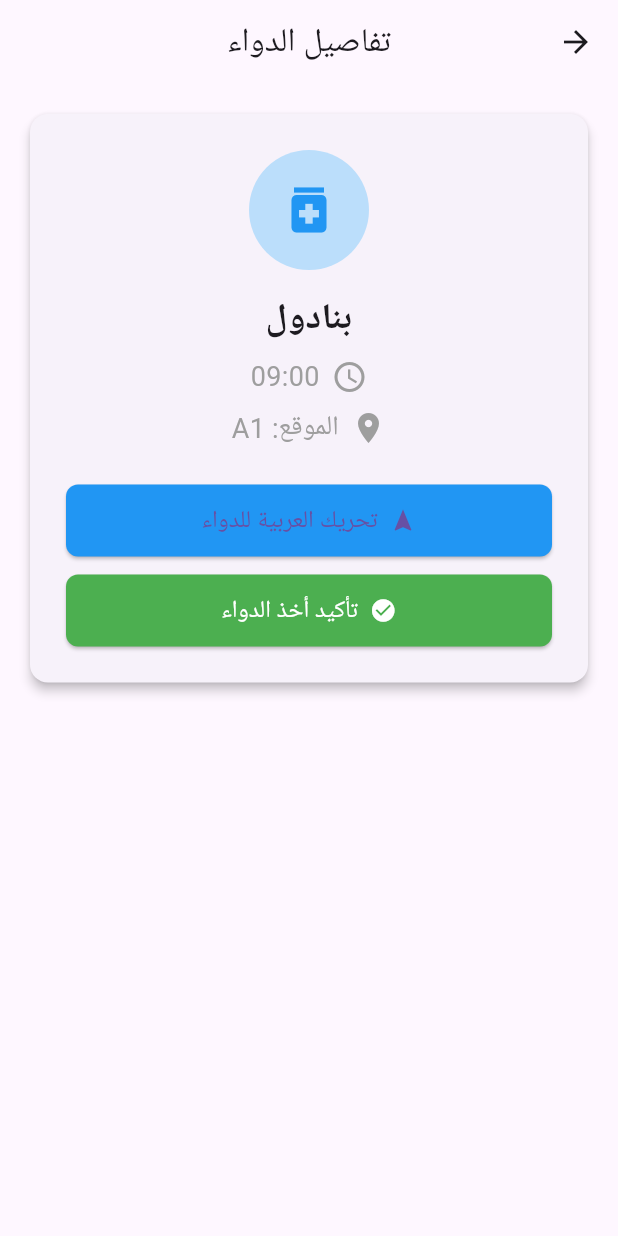
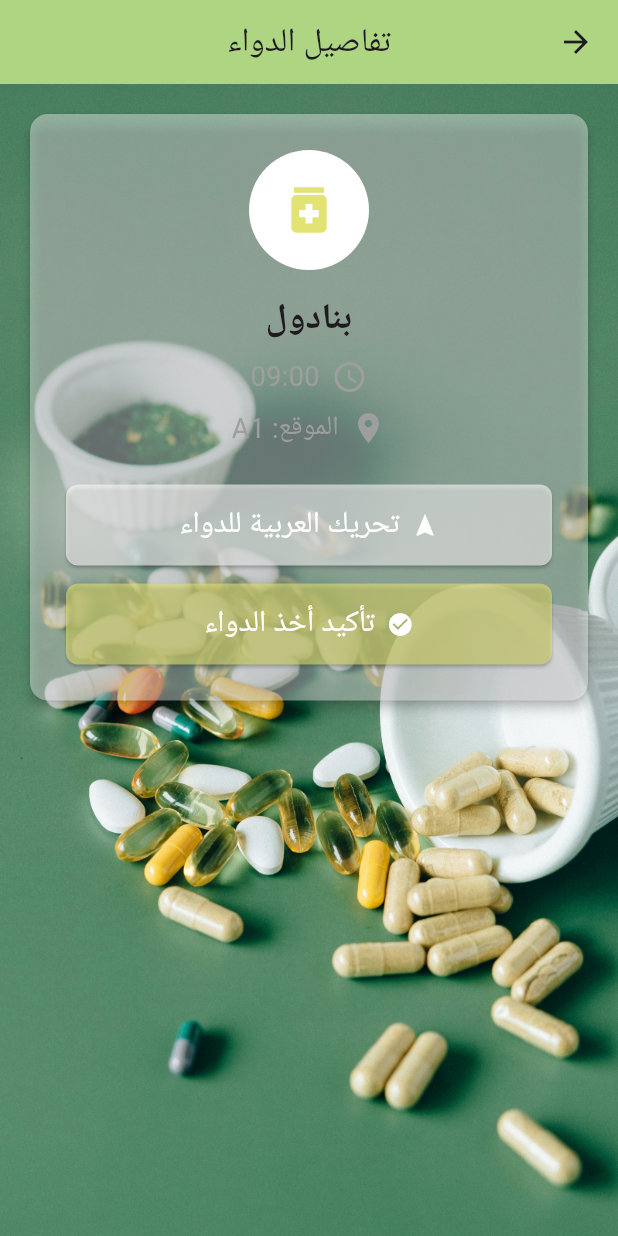
Before and after one commit to DoaaSamirTest/graduationProject, a Flutter app: the screen it shows after launch, after a tap on "بنادول", on a phone screen of 412 x 824 dp. Run offline on Flutter 3.47's test engine with Material 3 defaults, Android fonts, the phone set to English and light mode, and no system bars; our stand-ins replace flutter_bluetooth_serial, fluttertoast, permission_handler, sqflite; accounts and stored records are empty; Roboto replaces fonts that are missing (Cairo).

Commit message:
تعديل شكل صفحة إضافة دواء وإضافة خلفية

```diff
--- a/lib/main.dart
+++ b/lib/main.dart
@@ -36,4 +36,5 @@ class MedicineApp extends StatelessWidget {
       },
     );
   }
+
 }
--- a/lib/screens/add_medicine_screen.dart
+++ b/lib/screens/add_medicine_screen.dart
@@ -21,10 +21,18 @@ class AddMedicineScreenState extends State<AddMedicineScreen> {
       textDirection: TextDirection.rtl,
       child: Scaffold(
         appBar: AppBar(
+          backgroundColor: const Color(0xFFAED581),
           title: Text('إضافة دواء جديد'),
           centerTitle: true,
         ),
-        body: Padding(
+        body: Container(
+          decoration: const BoxDecoration(
+            image: DecorationImage(
+              image: AssetImage('lib/images/pexels-n-voitkevich-7615573.jpg'),
+              fit: BoxFit.cover,
+            ),
+          ),
+          child: Padding(
             padding: const EdgeInsets.all(16.0),
             child: Form(
               key: _formKey,
@@ -36,6 +44,8 @@ class AddMedicineScreenState extends State<AddMedicineScreen> {
                     decoration: InputDecoration(
                       labelText: 'اسم الدواء',
                       border: OutlineInputBorder(),
+                      filled: true,
+                      fillColor:Colors.white.withOpacity(0.4), // خلفية بيضاء شفافة للحقل
                     ),
                     validator: (value) {
                       if (value == null || value.isEmpty) {
@@ -50,6 +60,8 @@ class AddMedicineScreenState extends State<AddMedicineScreen> {
                     decoration: InputDecoration(
                       labelText: 'موقع الدواء (مثال: A1, B2)',
                       border: OutlineInputBorder(),
+                      filled: true,
+                      fillColor: Colors.white.withOpacity(0.4),
                     ),
                     validator: (value) {
                       if (value == null || value.isEmpty) {
@@ -65,6 +77,8 @@ class AddMedicineScreenState extends State<AddMedicineScreen> {
                       decoration: InputDecoration(
                         labelText: 'وقت تناول الدواء',
                         border: OutlineInputBorder(),
+                        filled: true,
+                        fillColor: Colors.white.withOpacity(0.4),
                       ),
                       child: Row(
                         mainAxisAlignment: MainAxisAlignment.spaceBetween,
@@ -82,17 +96,18 @@ class AddMedicineScreenState extends State<AddMedicineScreen> {
                   ElevatedButton(
                     onPressed: _saveMedicine,
                     style: ElevatedButton.styleFrom(
-                    backgroundColor: Colors.blue,
+                      backgroundColor: Colors.white.withOpacity(0.4),
                       shape: RoundedRectangleBorder(
                         borderRadius: BorderRadius.circular(8),
                       ),
                     ),
                     child: Padding(
                       padding: const EdgeInsets.all(16.0),
-                    child: Text('حفظ الدواء', style: TextStyle(fontSize: 18)),
+                      child: Text('حفظ الدواء', style: TextStyle(fontSize: 18,color: Colors.white)),
                     ),
                   ),
                 ],
+              ),
             ),
           ),
         ),
--- a/lib/screens/home_screen.dart
+++ b/lib/screens/home_screen.dart
@@ -35,10 +35,24 @@ class HomeScreenState extends State<HomeScreen> {
       textDirection: TextDirection.rtl,
       child: Scaffold(
         appBar: AppBar(
+          backgroundColor: const Color.fromARGB(255, 3, 103, 65),
           title: Text('جدول الأدوية'),
           centerTitle: true,
+          elevation:0,
         ),
-        body: _isLoading
+        body: Stack(
+          fit: StackFit.expand,
+          children: [
+            // الخلفية
+            Positioned.fill(
+              child: Image.asset(
+                'lib/images/pexels-n-voitkevich-7615574.jpg',
+                fit: BoxFit.cover,
+              ),
+            ),
+
+            // المحتوى
+            _isLoading
                 ? Center(child: CircularProgressIndicator())
                 : SingleChildScrollView(
                     padding: EdgeInsets.all(16.0),
@@ -46,6 +60,7 @@ class HomeScreenState extends State<HomeScreen> {
                       crossAxisAlignment: CrossAxisAlignment.stretch,
                       children: [
                         Card(
+                          color: Colors.white.withOpacity(0.6),
                           elevation: 2,
                           child: Padding(
                             padding: const EdgeInsets.all(16.0),
@@ -58,7 +73,7 @@ class HomeScreenState extends State<HomeScreen> {
                         ),
                         SizedBox(height: 16),
                         ..._medicines.map((medicine) => _buildMedicineCard(medicine)),
-                    SizedBox(height: 16),
+                        SizedBox(height: 24),
                         ElevatedButton(
                           onPressed: () async {
                             await Navigator.push(
@@ -68,7 +83,10 @@ class HomeScreenState extends State<HomeScreen> {
                             _loadMedicines();
                           },
                           style: ElevatedButton.styleFrom(
-                        backgroundColor: Colors.blue,
+                            backgroundColor: const Color.fromARGB(255, 3, 103, 65).withOpacity(0.6),
+
+
+
                             shape: RoundedRectangleBorder(
                               borderRadius: BorderRadius.circular(8),
                             ),
@@ -76,11 +94,14 @@ class HomeScreenState extends State<HomeScreen> {
                           child: Padding(
                             padding: const EdgeInsets.all(12.0),
                             child: Text('إضافة دواء جديد',
-                            style: TextStyle(fontSize: 16)),
+                                style: TextStyle(fontSize: 16,
+                                color: Colors.white)),
                           ),
                         ),
                       ],
                     ),
+                  ),
+          ],
         ),
       ),
     );
@@ -88,7 +109,8 @@ class HomeScreenState extends State<HomeScreen> {
 
   Widget _buildMedicineCard(Medicine medicine) {
     return Card(
-      margin: EdgeInsets.only(bottom: 12),
+      color: Colors.white.withOpacity(0.6),
+      margin: EdgeInsets.only(bottom: 24),
       child: InkWell(
         onTap: () async {
           await Navigator.push(
@@ -97,15 +119,15 @@ class HomeScreenState extends State<HomeScreen> {
               builder: (context) => MedicineDetailsScreen(medicine: medicine),
             ),
           );
-          _loadMedicines(); // لتحديث القائمة بعد العودة
+          _loadMedicines();
         },
         child: Padding(
           padding: EdgeInsets.all(16),
           child: Row(
             children: [
               CircleAvatar(
-                backgroundColor: Colors.blue.shade100,
-                child: Icon(Icons.medication, color: Colors.blue),
+                backgroundColor: const Color.fromARGB(255, 45, 191, 125),
+                child: Icon(Icons.medication, color: Colors.white),
               ),
               SizedBox(width: 16),
               Expanded(
@@ -132,11 +154,11 @@ class HomeScreenState extends State<HomeScreen> {
               ),
               CircleAvatar(
                 radius: 14,
-                backgroundColor: medicine.taken ? Colors.green.shade100 : Colors.blue.shade100,
+                backgroundColor: medicine.taken ? Colors.green.shade100 : const Color.fromARGB(255, 45, 191, 125),
                 child: Icon(
                   medicine.taken ? Icons.check : Icons.notifications,
                   size: 16,
-                  color: medicine.taken ? Colors.green : Colors.blue,
+                  color: medicine.taken ? Colors.green : Colors.white,
                 ),
               ),
             ],
--- a/lib/screens/medicine_details_screen.dart
+++ b/lib/screens/medicine_details_screen.dart
@@ -27,14 +27,28 @@ class MedicineDetailsScreenState extends State<MedicineDetailsScreen> {
     return Directionality(
       textDirection: TextDirection.rtl,
       child: Scaffold(
-        appBar: AppBar(title: Text('تفاصيل الدواء'), centerTitle: true),
-        body: Padding(
+        appBar: AppBar(title: Text('تفاصيل الدواء'),
+        backgroundColor: const Color(0xFFAED581),
+         centerTitle: true),
+        body: Stack(
+          children: [
+            // ✅ الخلفية
+            Positioned.fill(
+              child: Image.asset(
+                'lib/images/pexels-n-voitkevich-7615573.jpg', // ← غيّري المسار حسب اسم الصورة
+                fit: BoxFit.cover,
+              ),
+            ),
+
+            // ✅ المحتوى فوق الخلفية
+            Padding(
               padding: const EdgeInsets.all(16.0),
               child: Column(
                 crossAxisAlignment: CrossAxisAlignment.stretch,
                 children: [
                   Card(
                     elevation: 3,
+                    color: Colors.white.withOpacity(0.4), // ← خلفية شفافة للكرت
                     shape: RoundedRectangleBorder(
                       borderRadius: BorderRadius.circular(12),
                     ),
@@ -44,11 +58,11 @@ class MedicineDetailsScreenState extends State<MedicineDetailsScreen> {
                         children: [
                           CircleAvatar(
                             radius: 40,
-                        backgroundColor: Colors.blue.shade100,
+                            backgroundColor:Colors.white,
                             child: Icon(
                               Icons.medication,
                               size: 40,
-                          color: Colors.blue,
+                              color: Color.fromARGB(255, 227, 227, 116),
                             ),
                           ),
                           SizedBox(height: 16),
@@ -89,14 +103,13 @@ class MedicineDetailsScreenState extends State<MedicineDetailsScreen> {
                               Navigator.push(
                                 context,
                                 MaterialPageRoute(
-                              builder:
-                                  (context) =>
-                                      ControlScreen(medicine: _medicine),
+                                  builder: (context) => ControlScreen(medicine: _medicine),
                                 ),
                               );
                             },
                             style: ElevatedButton.styleFrom(
-                          backgroundColor: Colors.blue,
+                              backgroundColor: Colors.white.withOpacity(0.6),
+                              foregroundColor: Colors.white,
                               shape: RoundedRectangleBorder(
                                 borderRadius: BorderRadius.circular(8),
                               ),
@@ -110,7 +123,7 @@ class MedicineDetailsScreenState extends State<MedicineDetailsScreen> {
                                   SizedBox(width: 8),
                                   Text(
                                     'تحريك العربية للدواء',
-                                style: TextStyle(fontSize: 16),
+                                    style: TextStyle(fontSize: 20),
                                   ),
                                 ],
                               ),
@@ -120,12 +133,13 @@ class MedicineDetailsScreenState extends State<MedicineDetailsScreen> {
                           ElevatedButton(
                             onPressed: _medicine.taken ? null : _markAsTaken,
                             style: ElevatedButton.styleFrom(
-                          backgroundColor: Colors.green,
+                              backgroundColor: _medicine.taken
+                                  ? Colors.grey.shade300
+                                  : const Color.fromARGB(255, 227, 227, 116).withOpacity(0.6),
                               foregroundColor: Colors.white,
                               shape: RoundedRectangleBorder(
                                 borderRadius: BorderRadius.circular(8),
                               ),
-                          disabledBackgroundColor: Colors.grey.shade300,
                             ),
                             child: Padding(
                               padding: const EdgeInsets.all(12.0),
@@ -133,16 +147,14 @@ class MedicineDetailsScreenState extends State<MedicineDetailsScreen> {
                                 mainAxisAlignment: MainAxisAlignment.center,
                                 children: [
                                   Icon(
-                                _medicine.taken
-                                    ? Icons.check
-                                    : Icons.check_circle,
+                                    _medicine.taken ? Icons.check : Icons.check_circle,
                                   ),
                                   SizedBox(width: 8),
                                   Text(
                                     _medicine.taken
                                         ? 'تم أخذ الدواء'
                                         : 'تأكيد أخذ الدواء',
-                                style: TextStyle(fontSize: 16),
+                                    style: TextStyle(fontSize: 20),
                                   ),
                                 ],
                               ),
@@ -154,6 +166,8 @@ class MedicineDetailsScreenState extends State<MedicineDetailsScreen> {
                   ),
                 ],
               ),
+            ),
+          ],
         ),
       ),
     );
@@ -173,7 +187,9 @@ class MedicineDetailsScreenState extends State<MedicineDetailsScreen> {
     setState(() {
       _medicine = updatedMedicine;
     });
+
     if (!mounted) return;
+
     ScaffoldMessenger.of(context).showSnackBar(
       SnackBar(
         content: Text('تم تأكيد أخذ الدواء'),
--- a/pubspec.yaml
+++ b/pubspec.yaml
@@ -52,8 +52,8 @@ flutter:
   # the material Icons class.
   uses-material-design: true
   # To add assets to your application, add an assets section, like this:
-  # assets:
-  #   - images/a_dot_burr.jpeg
+  assets:
+     - lib/images/
   #   - images/a_dot_ham.jpeg
   # An image asset can refer to one or more resolution-specific "variants", see
   # https://flutter.dev/to/resolution-aware-images
```
Also changed, not shown: lib/images/pexels-n-voitkevich-7615573.jpg (added), pubspec.lock, 1 other file. Lines whose indentation alone changed are shown as unchanged.
